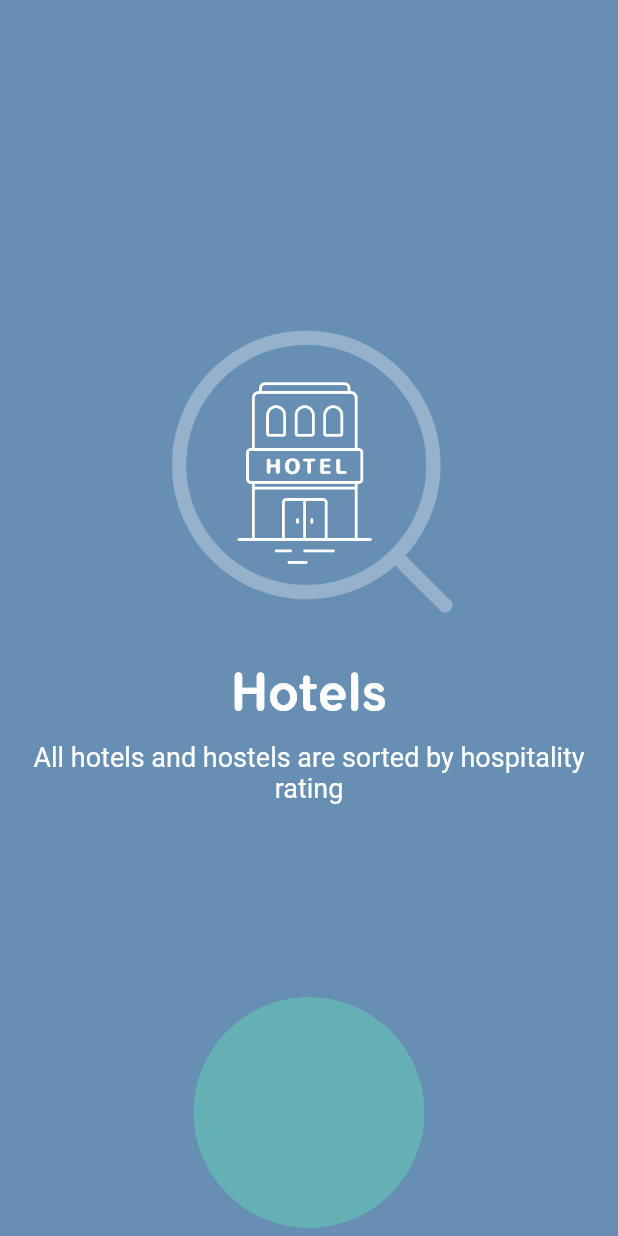
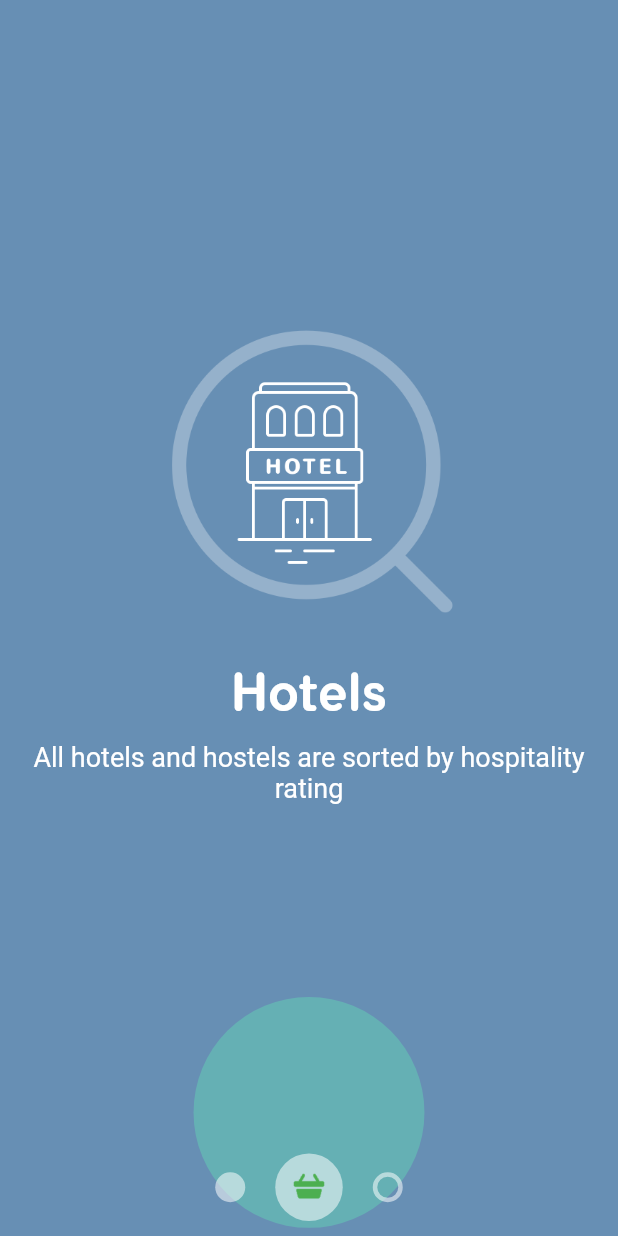
Before and after one commit to Kusaykin/material_page_reveal, a Flutter app: the screen it shows after launch, on a phone screen of 412 x 824 dp. Run offline on Flutter 3.47's test engine with Material 2 defaults, Android fonts, the phone set to English and light mode, and no system bars.

Commit message:
00:43:56 Indicator Size (start)

```diff
--- a/lib/main.dart
+++ b/lib/main.dart
@@ -1,5 +1,6 @@
 import 'package:flutter/material.dart';
 import 'package:material_page_reveal/page_reveal.dart';
+import 'package:material_page_reveal/pager_indicator.dart';
 import 'pages.dart';
 
 void main() => runApp(new MyApp());
@@ -38,7 +39,10 @@ class _MyHomePageState extends State<MyHomePage> {
               viewModel: pages[1],
               percentVisable: 1.0,
             ),
-          )
+          ),
+          PagerIndicator(
+              viewModel:
+                  PagerIndicatorViewModel(pages, 1, SlideDirection.none, 0.0)),
         ],
       ),
     );
--- a/lib/pager_indicator.dart
+++ b/lib/pager_indicator.dart
@@ -0,0 +1,106 @@
+import 'dart:ui';
+
+import 'package:flutter/material.dart';
+import 'package:material_page_reveal/pages.dart';
+
+class PagerIndicator extends StatelessWidget {
+  final PagerIndicatorViewModel viewModel;
+
+  PagerIndicator({this.viewModel});
+
+  @override
+  Widget build(BuildContext context) {
+    List<PageBubble> bubbles = [];
+    for (var i = 0; i < viewModel.pages.length; ++i) {
+      final page = viewModel.pages[i];
+      bubbles.add(PageBubble(
+        viewModel: PageBubbleViewModel(page.iconAssetPath, page.color, false,
+            i == viewModel.activeIndex ? 1.0 : 0.0),
+      ));
+    }
+    return Column(
+      children: <Widget>[
+        Expanded(child: Container()),
+        Row(
+          mainAxisAlignment: MainAxisAlignment.center,
+          children: <Widget>[
+            PageBubble(
+              viewModel: PageBubbleViewModel(
+                  'assets/shopping_cart.png', Colors.green, false, 0.0),
+            ),
+            PageBubble(
+              viewModel: PageBubbleViewModel(
+                  'assets/shopping_cart.png', Colors.green, false, 1.0),
+            ),
+            PageBubble(
+              viewModel: PageBubbleViewModel(
+                  'assets/shopping_cart.png', Colors.green, true, 0.0),
+            ),
+          ],
+        ),
+      ],
+    );
+  }
+}
+
+enum SlideDirection {
+  leftToRight,
+  rightToLeft,
+  none,
+}
+
+class PagerIndicatorViewModel {
+  final List pages;
+  final int activeIndex;
+
+  // slide direction
+  final SlideDirection slideDirection;
+  final double slidePercent;
+
+  PagerIndicatorViewModel(
+      this.pages, this.activeIndex, this.slideDirection, this.slidePercent);
+}
+
+class PageBubble extends StatelessWidget {
+  final PageBubbleViewModel viewModel;
+
+  PageBubble({this.viewModel});
+
+  @override
+  Widget build(BuildContext context) {
+    return Padding(
+      padding: const EdgeInsets.all(10.0),
+      child: Container(
+        width: lerpDouble(20.0, 45.0, viewModel.activePercent),
+        height: lerpDouble(20.0, 45.0, viewModel.activePercent),
+        decoration: BoxDecoration(
+            shape: BoxShape.circle,
+            color: viewModel.isHollow
+                ? Colors.transparent
+                : const Color(0x88FFFFFF),
+            border: Border.all(
+                color: viewModel.isHollow
+                    ? const Color(0x88FFFFFF)
+                    : Colors.transparent,
+                width: 3.0)),
+        child: Opacity(
+          opacity: viewModel.activePercent,
+          child: Image.asset(
+            viewModel.iconAssetPath,
+            color: viewModel.color,
+          ),
+        ),
+      ),
+    );
+  }
+}
+
+class PageBubbleViewModel {
+  final String iconAssetPath;
+  final Color color;
+  final bool isHollow;
+  final double activePercent;
+
+  PageBubbleViewModel(
+      this.iconAssetPath, this.color, this.isHollow, this.activePercent);
+}
--- a/lib/pages.dart
+++ b/lib/pages.dart
@@ -1,6 +1,6 @@
 import 'package:flutter/material.dart';
 
-final pages = [
+final List<PageViewModel> pages = [
   new PageViewModel(
       const Color(0xFF678FB4),
       'assets/hotels.png',
@@ -83,8 +83,8 @@ class PageViewModel {
   final String heroAssetPath;
   final String title;
   final String body;
-  final String icon;
+  final String iconAssetPath;
 
   PageViewModel(
-      this.color, this.heroAssetPath, this.title, this.body, this.icon);
+      this.color, this.heroAssetPath, this.title, this.body, this.iconAssetPath);
 }
```
Also changed, not shown: 2 other files.
